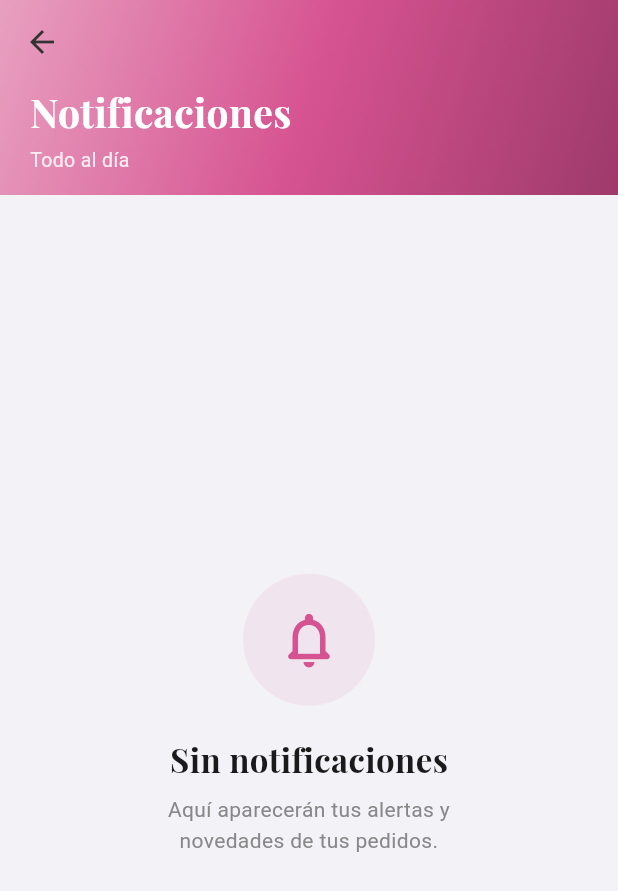
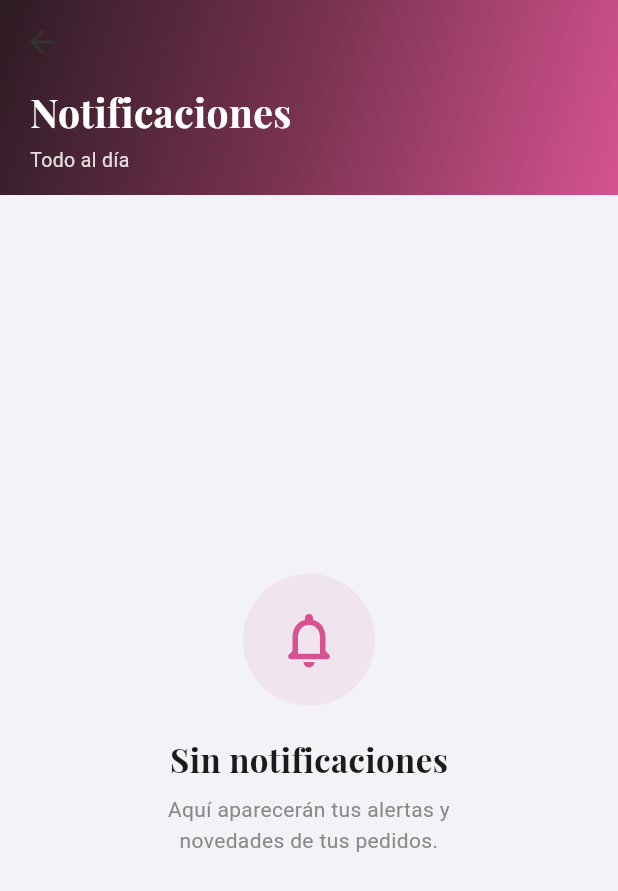
Before and after one commit to C-moreno19/Selenne-Boutique-Mobile, a Flutter app: the NotificationsPage screen opened directly, on a phone screen of 412 x 824 dp. Shown: the top 891 px of the screen. Run offline on Flutter 3.47's test engine with Material 3 defaults, Android fonts, the phone set to English and light mode, and no system bars; our stand-ins replace file_picker, google_fonts, shared_preferences; accounts and stored records are empty; network calls fail.

Commit message:
feat: header de Notificaciones con degradado de marca
El header pasaba de un rosa claro a rosa oscuro, distinto al degradado
oscuro->rosa (marron oscuro -> AppColors.primary) que ya usan
ProductCard, el banner de inicio y Perfil. Se unifica para mantener
la misma identidad visual en toda la app.

```diff
--- a/lib/presentation/pages/notifications_page.dart
+++ b/lib/presentation/pages/notifications_page.dart
@@ -13,8 +13,8 @@ class NotificationsPage extends StatefulWidget {
 
 class _NotificationsPageState extends State<NotificationsPage> {
   static const _pink = Color(0xFFD65391);
-  static const _darkPink = Color(0xFF9E3A6B);
-  static const _lightPink = Color(0xFFE8A0C0);
+  static const _darkStart = Color(0xFF2D1B24);
+  static const _midMaroon = Color(0xFF7A3350);
   static const _black = Color(0xFF1A1A1A);
 
   @override
@@ -50,7 +50,7 @@ class _NotificationsPageState extends State<NotificationsPage> {
                         gradient: LinearGradient(
                           begin: Alignment.topLeft,
                           end: Alignment.bottomRight,
-                          colors: [_lightPink, _pink, _darkPink],
+                          colors: [_darkStart, _midMaroon, _pink],
                         ),
                       ),
                       child: SafeArea(
```
